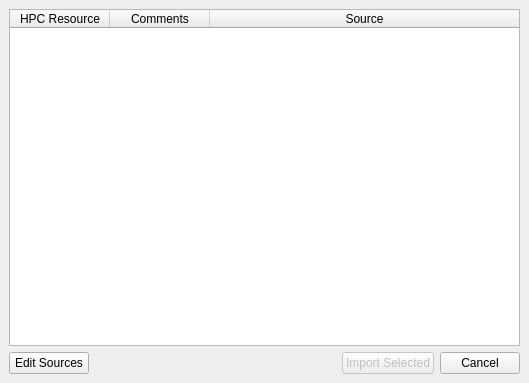
First picture: the form in Qt/Components/Resources/UI/pqServerConnectDialog.ui, repository Kitware/ParaView, before the edit.
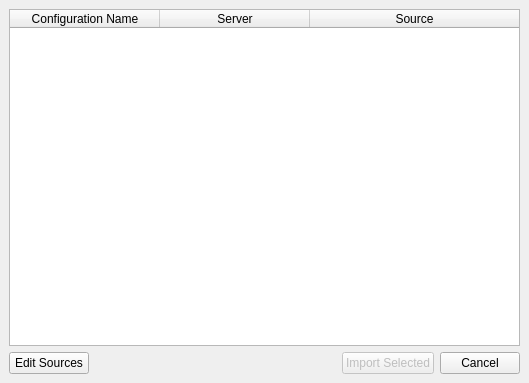
Second picture: the form after the edit. The open tabs and pages were chosen to show the change.

What changed in the file:
```diff
--- a/Qt/Components/Resources/UI/pqServerConnectDialog.ui
+++ b/Qt/Components/Resources/UI/pqServerConnectDialog.ui
@@ -587,6 +587,9 @@
          <property name="sortingEnabled">
           <bool>true</bool>
          </property>
+         <attribute name="horizontalHeaderDefaultSectionSize">
+          <number>150</number>
+         </attribute>
          <attribute name="horizontalHeaderStretchLastSection">
           <bool>true</bool>
          </attribute>
@@ -599,14 +602,17 @@
          <attribute name="horizontalHeaderStretchLastSection">
           <bool>true</bool>
          </attribute>
+         <attribute name="horizontalHeaderDefaultSectionSize">
+          <number>150</number>
+         </attribute>
          <column>
           <property name="text">
-           <string>HPC Resource</string>
+           <string>Configuration Name</string>
           </property>
          </column>
          <column>
           <property name="text">
-           <string>Comments</string>
+           <string>Server</string>
           </property>
          </column>
          <column>
```
Left out of the diff: 8 changed lines with no effect on the pictures.
